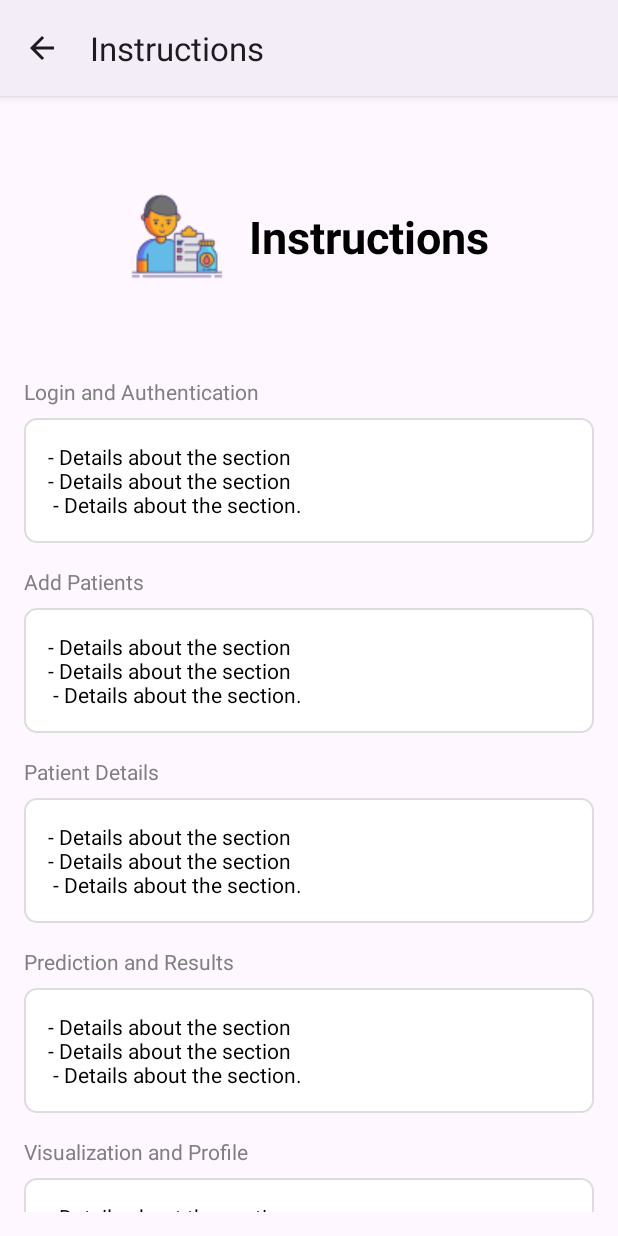
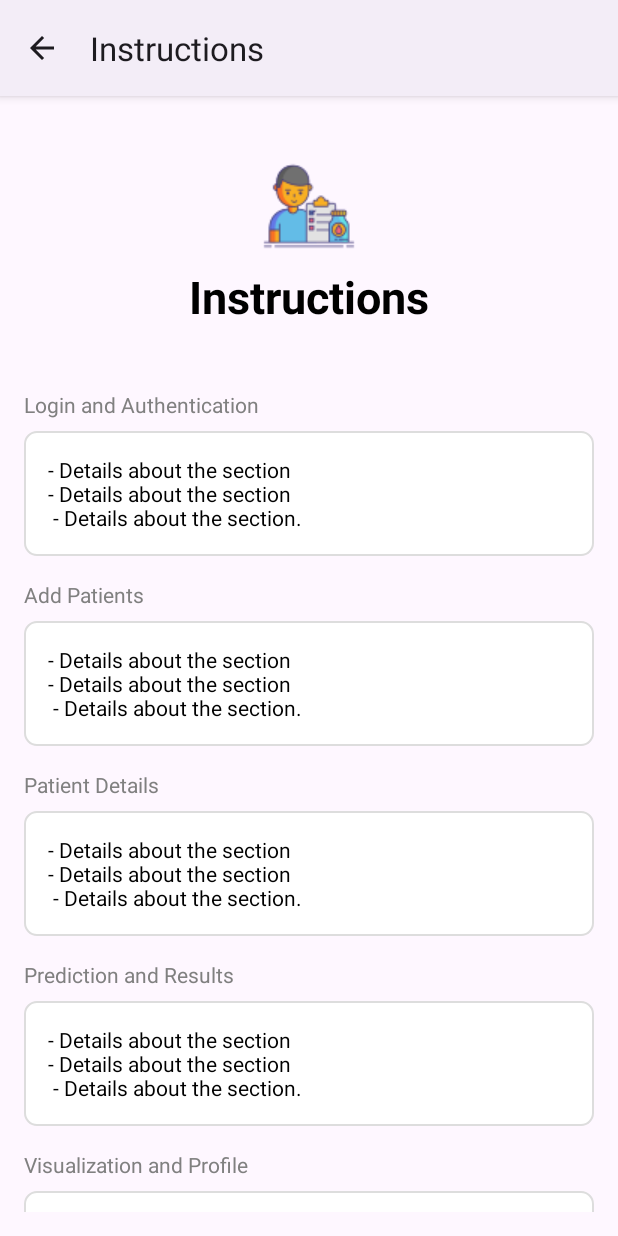
Before and after one commit to parthshah04/Osteoporosis-Detection-App, an Android app: the InstructionActivity screen opened directly, with no data from a screen before it, on a phone screen of 412 x 824 dp. Run offline under Robolectric (Android 15) with nearby library versions, the phone set to English and light mode, and no system bars.

Commit message:
Instructions - final commit

```diff
--- a/app/src/main/res/layout/activity_instruction.xml
+++ b/app/src/main/res/layout/activity_instruction.xml
@@ -14,27 +14,26 @@
         <!-- Header Section -->
         <LinearLayout
             android:layout_width="match_parent"
-            android:layout_height="171dp"
+            android:layout_height="180dp"
             android:gravity="center"
-            android:orientation="horizontal"
+            android:orientation="vertical"
             android:paddingBottom="16dp">
 
             <ImageView
                 android:layout_width="64dp"
                 android:layout_height="64dp"
-                android:layout_marginRight="16dp"
                 android:contentDescription="Instructions Icon"
                 android:src="@drawable/prediction" />
 
             <TextView
                 android:layout_width="wrap_content"
                 android:layout_height="wrap_content"
+                android:layout_marginTop="8dp"
                 android:text="Instructions"
                 android:textColor="@android:color/black"
                 android:textSize="30sp"
                 android:textStyle="bold" />
         </LinearLayout>
-
         <!-- Title: Login and Authentication -->
         <TextView
             android:layout_width="wrap_content"
```
